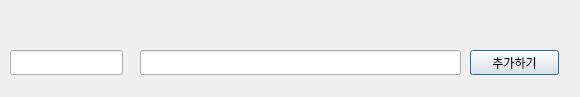
The window that add_new_travel.ui (IOT-summer-rent-car/rent_car) describes before a commit, drawn with Qt 5.
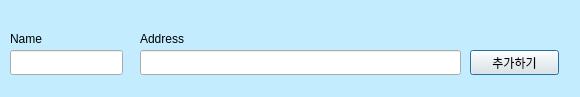
The same window after the commit. Icons and pictures are not drawn.

```diff
--- a/add_new_travel.ui
+++ b/add_new_travel.ui
@@ -46,6 +46,54 @@
     </rect>
    </property>
   </widget>
+  <widget class="QLabel" name="label">
+   <property name="geometry">
+    <rect>
+     <x>0</x>
+     <y>0</y>
+     <width>581</width>
+     <height>101</height>
+    </rect>
+   </property>
+   <property name="styleSheet">
+    <string notr="true">background-color: rgb(195, 236, 255);</string>
+   </property>
+   <property name="text">
+    <string/>
+   </property>
+  </widget>
+  <widget class="QLabel" name="label_2">
+   <property name="geometry">
+    <rect>
+     <x>10</x>
+     <y>30</y>
+     <width>67</width>
+     <height>17</height>
+    </rect>
+   </property>
+   <property name="text">
+    <string>Name</string>
+   </property>
+  </widget>
+  <widget class="QLabel" name="label_3">
+   <property name="geometry">
+    <rect>
+     <x>140</x>
+     <y>30</y>
+     <width>67</width>
+     <height>17</height>
+    </rect>
+   </property>
+   <property name="text">
+    <string>Address</string>
+   </property>
+  </widget>
+  <zorder>label</zorder>
+  <zorder>add_Btn</zorder>
+  <zorder>name</zorder>
+  <zorder>addr</zorder>
+  <zorder>label_2</zorder>
+  <zorder>label_3</zorder>
  </widget>
  <tabstops>
   <tabstop>name</tabstop>
```
Left out of the diff: 8 changed lines with no effect on the pictures.
